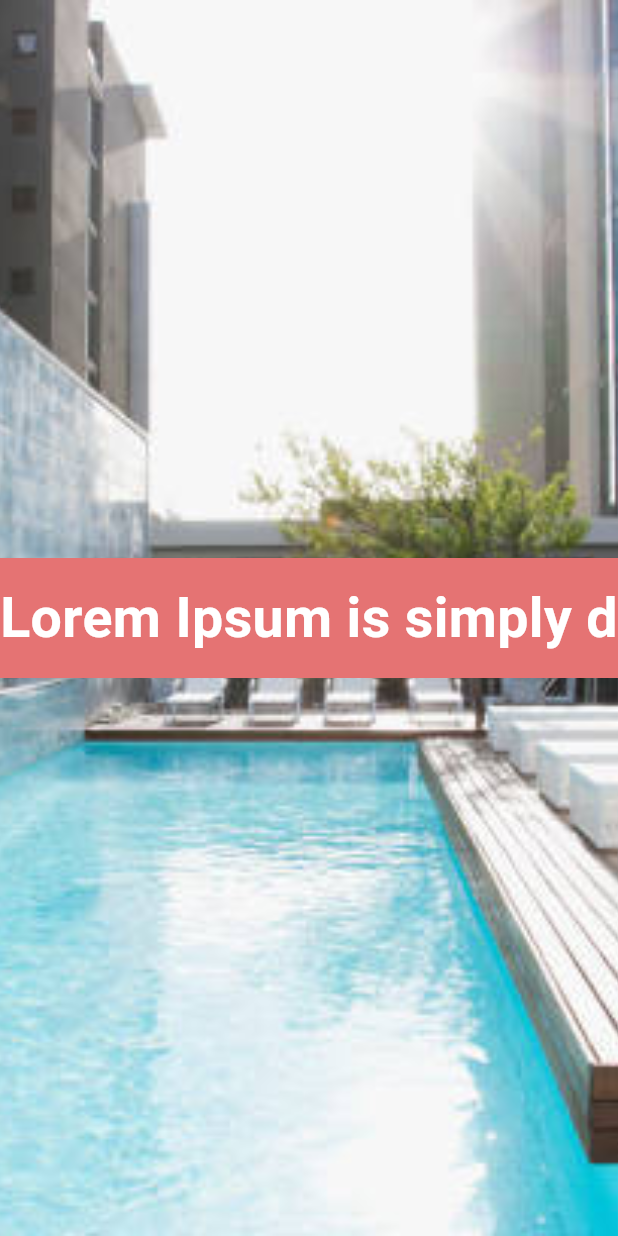
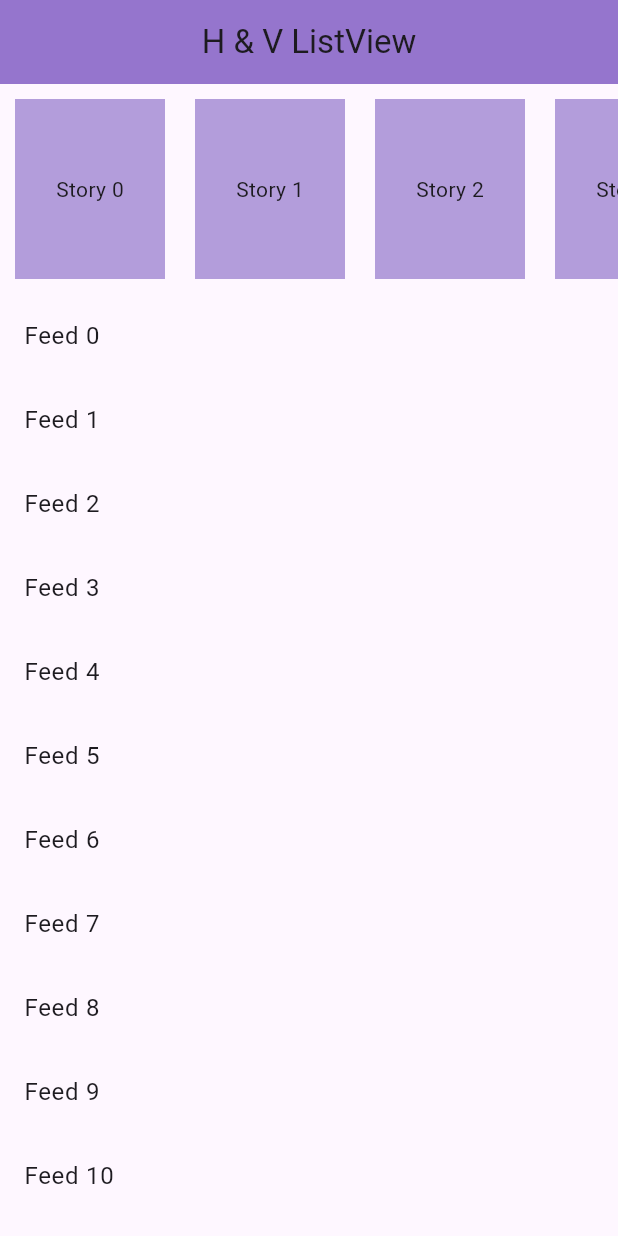
Before and after one commit to azizbekyokhubov1999/widgets_flutter_practise, a Flutter app: the screen it shows after launch, on a phone screen of 412 x 824 dp. Run offline on Flutter 3.47's test engine with Material 3 defaults, Android fonts, the phone set to English and light mode, and no system bars; drawn by our look-alikes of marquee; our stand-ins replace another_carousel_pro, avatar_glow, country_picker, curved_navigation_bar, fl_chart, flutter_slidable and 11 more.

Commit message:
for video 57 | ListView builder horizontal and vertical scrolling

```diff
--- a/lib/main.dart
+++ b/lib/main.dart
@@ -25,6 +25,7 @@ import 'package:widgets_flutter_practise/pages/image_size.dart';
 import 'package:widgets_flutter_practise/pages/image_slider.dart';
 import 'package:widgets_flutter_practise/pages/lottie_animation.dart';
 import 'package:widgets_flutter_practise/pages/my_buttons.dart';
+import 'package:widgets_flutter_practise/pages/my_listview_page.dart';
 import 'package:widgets_flutter_practise/pages/my_popup_menu.dart';
 import 'package:widgets_flutter_practise/pages/neuporphism.dart';
 import 'package:widgets_flutter_practise/pages/onBoarding_screen.dart';
@@ -104,7 +105,7 @@ class MyApp extends StatelessWidget {
       theme: ThemeData(
         useMaterial3: true
       ),
-      home: MyAnimatedText(),
+      home: MyListViewPage(),
     );
   }
 }
--- /dev/null
+++ b/lib/pages/my_listview_page.dart
@@ -0,0 +1,58 @@
+import 'package:flutter/material.dart';
+
+class MyListViewPage extends StatefulWidget {
+  const MyListViewPage({super.key});
+
+  @override
+  State<MyListViewPage> createState() => _MyListViewPageState();
+}
+
+class _MyListViewPageState extends State<MyListViewPage> {
+  @override
+  Widget build(BuildContext context) {
+    return Scaffold(
+      appBar: AppBar(
+        title: Text("H & V ListView"),
+        centerTitle: true,
+        backgroundColor: Colors.deepPurple[300],
+      ),
+      body: SingleChildScrollView(
+        child: Column(
+          children: [
+            SizedBox(
+              height: 140,
+              child: ListView.builder(
+                itemCount: 15,
+                  scrollDirection: Axis.horizontal,
+                  itemBuilder: (context, index){
+                    return Container(
+                      height: 100,
+                      width: 100,
+                      margin: EdgeInsets.all(10),
+                      child: Center(
+                        child: Text("Story $index"),
+                      ),
+                      color: Colors.deepPurple[200],
+                    );
+                  }
+              ),
+            ),
+
+            Flexible(
+                child: ListView.builder(
+                  physics: NeverScrollableScrollPhysics(),
+                  itemCount: 20,
+                    shrinkWrap: true,
+                    itemBuilder: (context, index){
+                      return ListTile(
+                        title: Text("Feed $index"),
+                      );
+                    }
+                )
+            )
+          ],
+        ),
+      ),
+    );
+  }
+}
```
